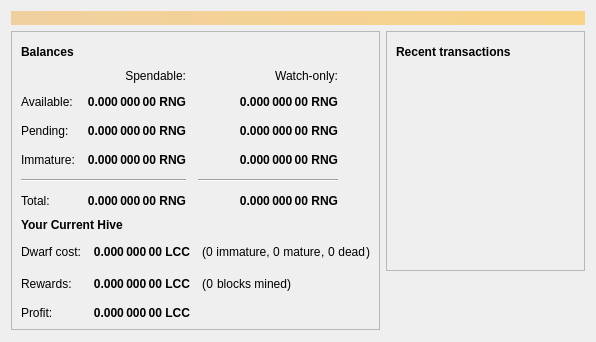
Old version of the form src/qt/forms/overviewpage.ui in the repository litecoincash-project/ring.
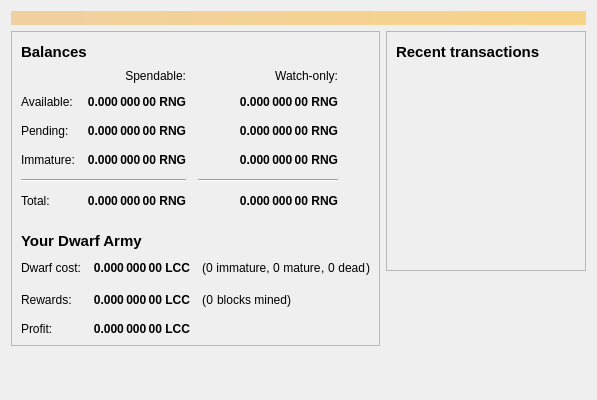
New version of the form. Icons and pictures are not drawn.

Commit message: Reset for test run 2 (Battery). Pop fixes, QoL fixes. Hive improvements from LCC 0.16.1.2 and 0.16.1.3 pulled in.

Patch:
```diff
--- a/src/qt/forms/overviewpage.ui
+++ b/src/qt/forms/overviewpage.ui
@@ -7,7 +7,7 @@
     <x>0</x>
     <y>0</y>
     <width>596</width>
-    <height>342</height>
+    <height>400</height>
    </rect>
   </property>
   <property name="windowTitle">
@@ -52,6 +52,7 @@
              <widget class="QLabel" name="label_5">
               <property name="font">
                <font>
+                <pointsize>11</pointsize>
                 <weight>75</weight>
                 <bold>true</bold>
                </font>
@@ -403,18 +404,38 @@
             </item>
            </layout>
           </item>
+          <item>
+           <spacer name="verticalSpacer_3">
+            <property name="orientation">
+             <enum>Qt::Vertical</enum>
+            </property>
+            <property name="sizeType">
+             <enum>QSizePolicy::Fixed</enum>
+            </property>
+            <property name="sizeHint" stdset="0">
+             <size>
+              <width>20</width>
+              <height>16</height>
+             </size>
+            </property>
+           </spacer>
+          </item>
           <item>
            <layout class="QHBoxLayout" name="horizontalLayout_3">
             <item>
              <widget class="QLabel" name="label_6">
               <property name="font">
                <font>
+                <pointsize>11</pointsize>
                 <weight>75</weight>
                 <bold>true</bold>
                </font>
               </property>
+              <property name="styleSheet">
+               <string notr="true"/>
+              </property>
               <property name="text">
-               <string>Your Current Hive</string>
+               <string>Your Dwarf Army</string>
               </property>
              </widget>
             </item>
@@ -744,6 +765,7 @@
              <widget class="QLabel" name="label_4">
               <property name="font">
                <font>
+                <pointsize>11</pointsize>
                 <weight>75</weight>
                 <bold>true</bold>
                </font>
```
Left out of the diff: 10 changed lines with no effect on the pictures. The commit also changes 108 other files.
